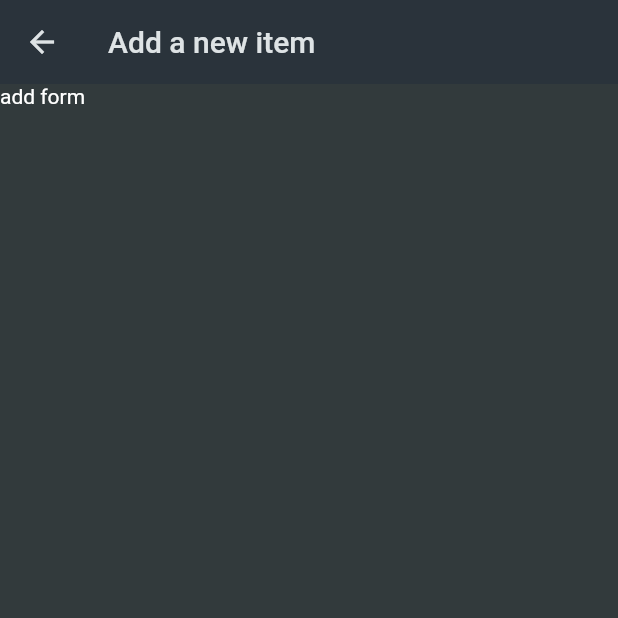
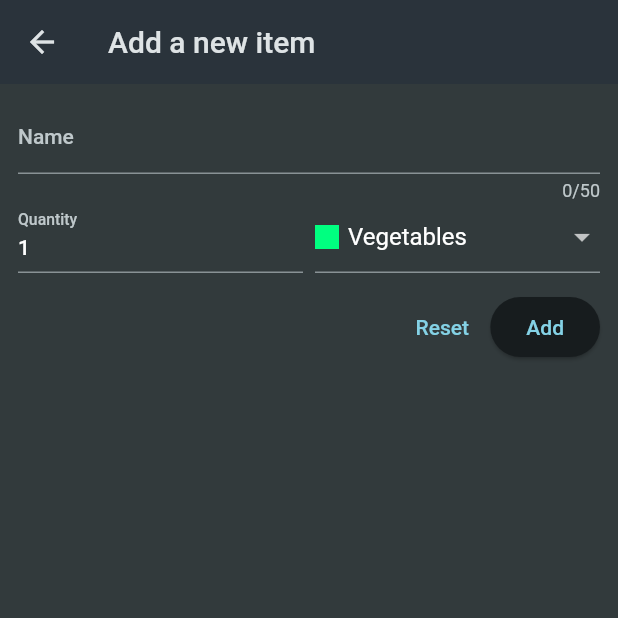
Before and after one commit to yanaMyn/flutter-shopping-list, a Flutter app: the screen it shows after launch, after a tap on the "add" icon, on a phone screen of 412 x 824 dp, the top half of it. Run offline on Flutter 3.47's test engine with Material 2 defaults, Android fonts, the phone set to English and light mode, and no system bars.

Commit message:
add logic new item

```diff
--- a/lib/main.dart
+++ b/lib/main.dart
@@ -23,7 +23,7 @@ class MyApp extends StatelessWidget {
         ),
         scaffoldBackgroundColor: const Color.fromARGB(255, 50, 58, 60),
       ),
-      home: GroceryList(groceryItems: groceryItems),
+      home: const GroceryList(),
     );
   }
 }
--- a/lib/widgets/grocery_list.dart
+++ b/lib/widgets/grocery_list.dart
@@ -5,27 +5,66 @@ import 'package:shopping_list/widgets/new_item.dart';
 class GroceryList extends StatefulWidget {
   const GroceryList({
     super.key,
-    required this.groceryItems,
   });
-
-  final List<GroceryItem> groceryItems;
 
   @override
   State<GroceryList> createState() => _GroceryListState();
 }
 
 class _GroceryListState extends State<GroceryList> {
+  final List<GroceryItem> _groceryItems = [];
 
-  void _addNewItem() {
-    Navigator.of(context).push(
+  void _addNewItem() async {
+    final newItem = await Navigator.of(context).push<GroceryItem>(
       MaterialPageRoute(
         builder: (context) => const NewItem(),
       ),
     );
+
+    if (newItem == null) {
+      return;
+    }
+
+    setState(() {
+      _groceryItems.add(newItem);
+    });
+  }
+
+  void _removeItem(GroceryItem item) {
+    setState(() {
+      _groceryItems.remove(item);
+    });
   }
 
   @override
   Widget build(BuildContext context) {
+    Widget content = const Center(
+      child: Text("No items added yet."),
+    );
+
+    if (_groceryItems.isNotEmpty) {
+      content = ListView.builder(
+        itemCount: _groceryItems.length,
+        itemBuilder: (context, index) => Dismissible(
+          onDismissed: (direction) {
+            _removeItem(_groceryItems[index]);
+          },
+          key: ValueKey(_groceryItems[index].id),
+          child: ListTile(
+            title: Text(_groceryItems[index].name),
+            leading: Container(
+              height: 24,
+              width: 24,
+              color: _groceryItems[index].category.color,
+            ),
+            trailing: Text(
+              _groceryItems[index].quantity.toString(),
+            ),
+          ),
+        ),
+      );
+    }
+
     return Scaffold(
       appBar: AppBar(
         title: const Text("Your groceries"),
@@ -36,20 +75,7 @@ class _GroceryListState extends State<GroceryList> {
           ),
         ],
       ),
-      body: ListView.builder(
-        itemCount: widget.groceryItems.length,
-        itemBuilder: (context, index) => ListTile(
-          title: Text(widget.groceryItems[index].name),
-          leading: Container(
-            height: 24,
-            width: 24,
-            color: widget.groceryItems[index].category.color,
-          ),
-          trailing: Text(
-            widget.groceryItems[index].quantity.toString(),
-          ),
-        ),
-      ),
+      body: content,
     );
   }
 }
--- a/lib/widgets/new_item.dart
+++ b/lib/widgets/new_item.dart
@@ -1,4 +1,7 @@
 import 'package:flutter/material.dart';
+import 'package:shopping_list/data/categories.dart';
+import 'package:shopping_list/models/category.dart';
+import 'package:shopping_list/models/grocery_item.dart';
 
 class NewItem extends StatefulWidget {
   const NewItem({super.key});
@@ -10,6 +13,24 @@ class NewItem extends StatefulWidget {
 }
 
 class _NewItemState extends State<NewItem> {
+  final _formKey = GlobalKey<FormState>();
+  var _enteredName = "";
+  var _enteredQuantity = 1;
+  var _selectedCategory = categories[Categories.vegetables]!;
+
+  void _saveItem() {
+    if (_formKey.currentState!.validate()) {
+      _formKey.currentState!.save();
+      Navigator.of(context).pop(
+        GroceryItem(
+          id: DateTime.now().toString(),
+          name: _enteredName,
+          quantity: _enteredQuantity,
+          category: _selectedCategory,
+        ),
+      );
+    }
+  }
 
   @override
   Widget build(BuildContext context) {
@@ -17,7 +38,108 @@ class _NewItemState extends State<NewItem> {
       appBar: AppBar(
         title: const Text("Add a new item"),
       ),
-      body: const Text("add form"),
+      body: Padding(
+        padding: const EdgeInsets.all(12),
+        child: Form(
+          key: _formKey,
+          child: Column(
+            children: [
+              TextFormField(
+                maxLength: 50,
+                decoration: const InputDecoration(
+                  label: Text("Name"),
+                ),
+                validator: (value) {
+                  if (value == null ||
+                      value.isEmpty ||
+                      value.trim().length <= 1 ||
+                      value.trim().length > 50) {
+                    return "Must be between 1 and 50 characters";
+                  }
+                  return null;
+                },
+                onSaved: (newValue) {
+                  _enteredName = newValue!;
+                },
+              ),
+              Row(
+                crossAxisAlignment: CrossAxisAlignment.end,
+                children: [
+                  Expanded(
+                    child: TextFormField(
+                      keyboardType: TextInputType.number,
+                      decoration: const InputDecoration(
+                        label: Text("Quantity"),
+                      ),
+                      initialValue: _enteredQuantity.toString(),
+                      validator: (value) {
+                        if (value == null ||
+                            value.isEmpty ||
+                            int.tryParse(value) == null ||
+                            int.tryParse(value)! <= 0) {
+                          return "Must be a valid positive number.";
+                        }
+                        return null;
+                      },
+                      onSaved: (newValue) {
+                        _enteredQuantity = int.parse(newValue!);
+                      },
+                    ),
+                  ),
+                  const SizedBox(
+                    width: 8,
+                  ),
+                  Expanded(
+                    child: DropdownButtonFormField(
+                      value: _selectedCategory,
+                      items: [
+                        for (final category in categories.entries)
+                          DropdownMenuItem(
+                            value: category.value,
+                            child: Row(
+                              children: [
+                                Container(
+                                  width: 16,
+                                  height: 16,
+                                  color: category.value.color,
+                                ),
+                                const SizedBox(width: 6),
+                                Text(category.value.title),
+                              ],
+                            ),
+                          ),
+                      ],
+                      onChanged: (value) {
+                        setState(() {
+                          _selectedCategory = value!;
+                        });
+                      },
+                    ),
+                  )
+                ],
+              ),
+              const SizedBox(
+                height: 12,
+              ),
+              Row(
+                mainAxisAlignment: MainAxisAlignment.end,
+                children: [
+                  TextButton(
+                    onPressed: () {
+                      _formKey.currentState!.reset();
+                    },
+                    child: const Text("Reset"),
+                  ),
+                  ElevatedButton(
+                    onPressed: _saveItem,
+                    child: const Text("Add"),
+                  ),
+                ],
+              )
+            ],
+          ),
+        ),
+      ),
     );
   }
 }
```
